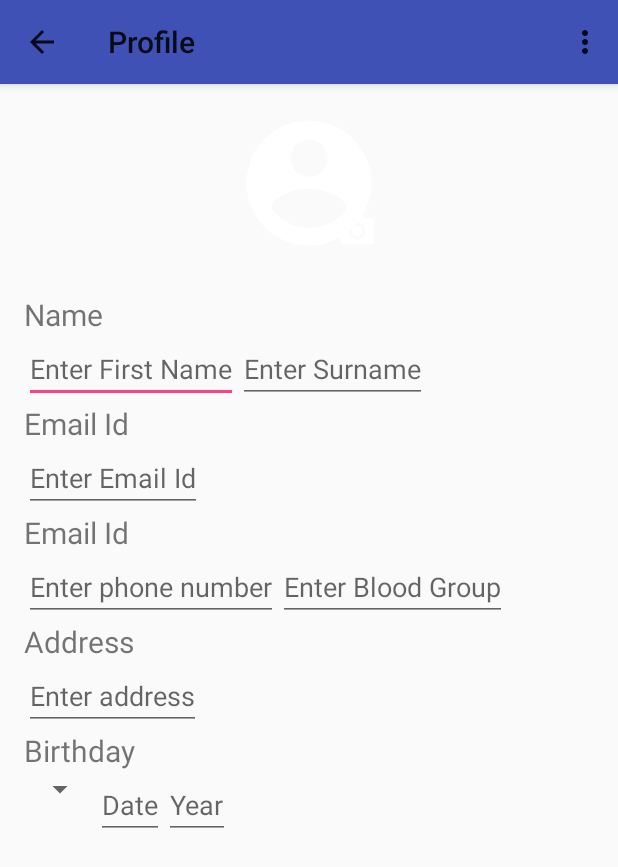
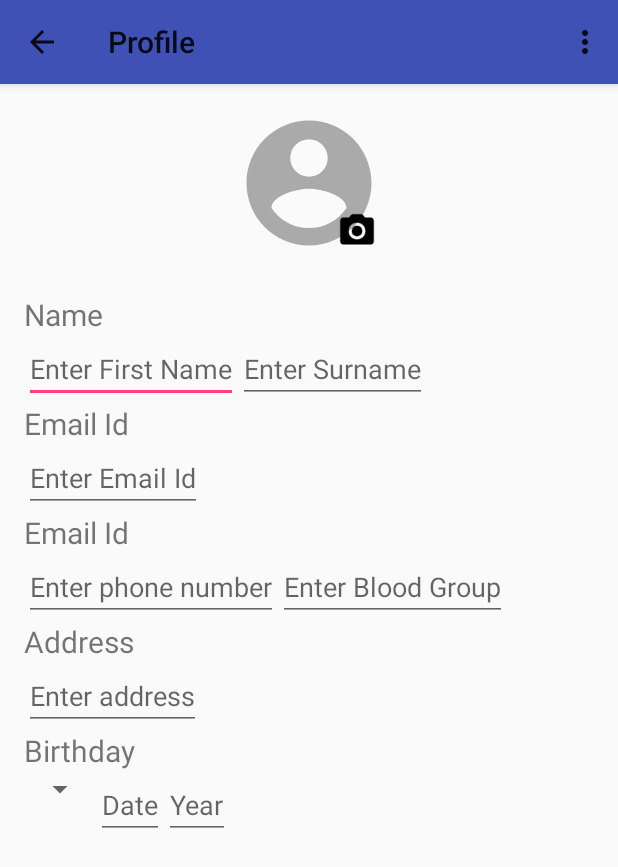
Before and after one commit to TheDorkKnightRises/BloodRelations, an Android app: the ProfileActivity screen opened directly, with no data from a screen before it, on a phone screen of 412 x 824 dp. Shown: the top 867 px of the screen. Run offline under Robolectric (Android 15) with nearby library versions, the phone set to English and light mode, and no system bars; our stand-ins replace CircleImageView.

Commit message:
Form Changes

```diff
--- a/app/src/main/res/drawable/ic_account_circle_black_24dp.xml
+++ b/app/src/main/res/drawable/ic_account_circle_black_24dp.xml
@@ -1,4 +1,4 @@
 <vector android:height="36dp" android:viewportHeight="24.0"
     android:viewportWidth="24.0" android:width="36dp" xmlns:android="http://schemas.android.com/apk/res/android">
-    <path android:fillColor="#ffffff" android:pathData="M12,2C6.48,2 2,6.48 2,12s4.48,10 10,10 10,-4.48 10,-10S17.52,2 12,2zM12,5c1.66,0 3,1.34 3,3s-1.34,3 -3,3 -3,-1.34 -3,-3 1.34,-3 3,-3zM12,19.2c-2.5,0 -4.71,-1.28 -6,-3.22 0.03,-1.99 4,-3.08 6,-3.08 1.99,0 5.97,1.09 6,3.08 -1.29,1.94 -3.5,3.22 -6,3.22z"/>
+    <path android:fillColor="@android:color/darker_gray" android:pathData="M12,2C6.48,2 2,6.48 2,12s4.48,10 10,10 10,-4.48 10,-10S17.52,2 12,2zM12,5c1.66,0 3,1.34 3,3s-1.34,3 -3,3 -3,-1.34 -3,-3 1.34,-3 3,-3zM12,19.2c-2.5,0 -4.71,-1.28 -6,-3.22 0.03,-1.99 4,-3.08 6,-3.08 1.99,0 5.97,1.09 6,3.08 -1.29,1.94 -3.5,3.22 -6,3.22z"/>
 </vector>
--- a/app/src/main/res/drawable/ic_photo_camera_black_24dp.xml
+++ b/app/src/main/res/drawable/ic_photo_camera_black_24dp.xml
@@ -1,5 +1,5 @@
 <vector android:height="36dp" android:viewportHeight="24.0"
     android:viewportWidth="24.0" android:width="36dp" xmlns:android="http://schemas.android.com/apk/res/android">
-    <path android:fillColor="#FFFFFFFF" android:pathData="M12,12m-3.2,0a3.2,3.2 0,1 1,6.4 0a3.2,3.2 0,1 1,-6.4 0"/>
-    <path android:fillColor="#FFFFFFFF" android:pathData="M9,2L7.17,4L4,4c-1.1,0 -2,0.9 -2,2v12c0,1.1 0.9,2 2,2h16c1.1,0 2,-0.9 2,-2L22,6c0,-1.1 -0.9,-2 -2,-2h-3.17L15,2L9,2zM12,17c-2.76,0 -5,-2.24 -5,-5s2.24,-5 5,-5 5,2.24 5,5 -2.24,5 -5,5z"/>
+    <path android:fillColor="#FF000000" android:pathData="M12,12m-3.2,0a3.2,3.2 0,1 1,6.4 0a3.2,3.2 0,1 1,-6.4 0"/>
+    <path android:fillColor="#FF000000" android:pathData="M9,2L7.17,4L4,4c-1.1,0 -2,0.9 -2,2v12c0,1.1 0.9,2 2,2h16c1.1,0 2,-0.9 2,-2L22,6c0,-1.1 -0.9,-2 -2,-2h-3.17L15,2L9,2zM12,17c-2.76,0 -5,-2.24 -5,-5s2.24,-5 5,-5 5,2.24 5,5 -2.24,5 -5,5z"/>
 </vector>
```
